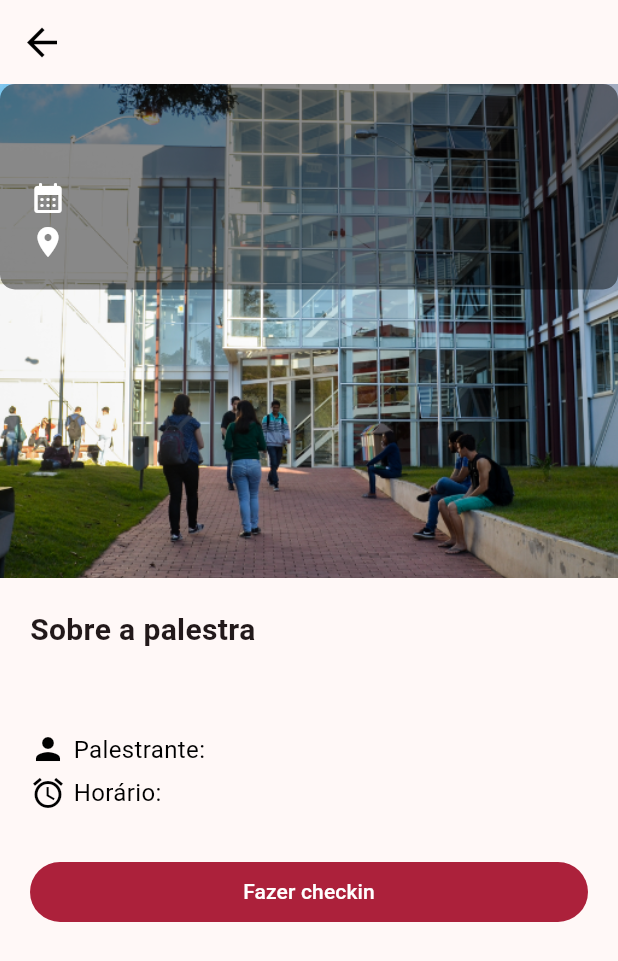
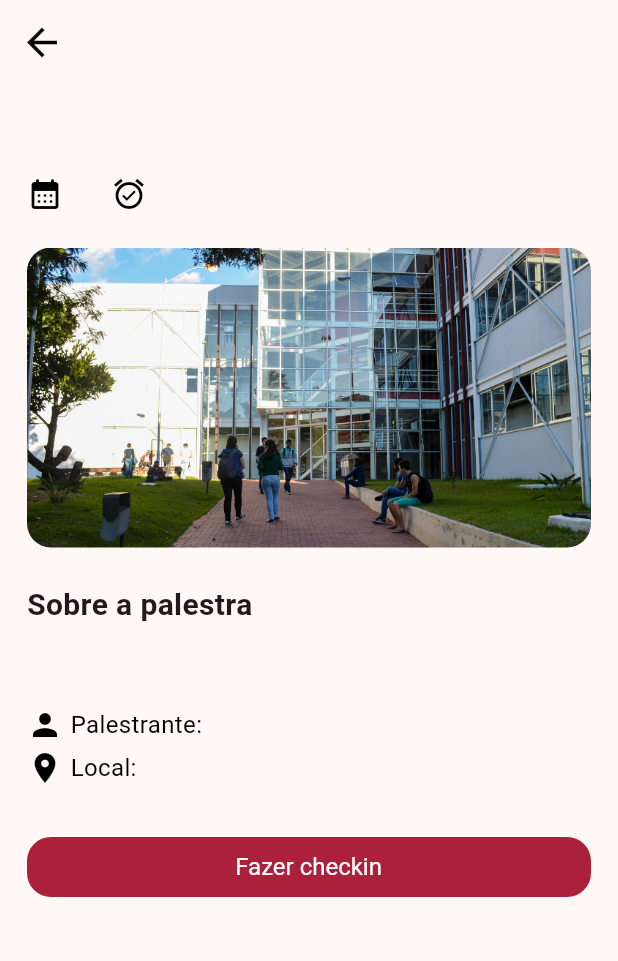
Before and after one commit to arthwho/CompuDECSI, a Flutter app: the DetailsPage screen opened directly with empty values, on a phone screen of 412 x 824 dp. Shown: the top 961 px of the screen. Run offline on Flutter 3.47's test engine with Material 3 defaults, Android fonts, the phone set to English and light mode, and no system bars; our stand-ins replace cloud_firestore, firebase_auth, firebase_core, firebase_storage, google_sign_in, image_picker and 1 more; missing offline and left inert: gif; accounts and stored records are empty.

```diff
--- a/lib/main.dart
+++ b/lib/main.dart
@@ -25,7 +25,7 @@ class MyApp extends StatelessWidget {
       theme: ThemeData(
         colorScheme: ColorScheme.fromSeed(seedColor: AppColors.primary),
       ),
-      home: BottomNav(),
+      home: SignUp(),
     );
   }
 }
--- a/lib/pages/detail_page.dart
+++ b/lib/pages/detail_page.dart
@@ -1,4 +1,5 @@
 import 'package:compudecsi/utils/variables.dart';
+import 'package:compudecsi/utils/widgets.dart';
 import 'package:flutter/material.dart';
 
 class DetailsPage extends StatefulWidget {
@@ -36,78 +37,46 @@ class _DetailsPageState extends State<DetailsPage> {
         ),
       ),
       body: Container(
+        margin: EdgeInsets.only(
+          left: AppSpacing.viewPortSide,
+          right: AppSpacing.viewPortSide,
+        ),
         child: Column(
           children: [
-            Stack(
-              children: [
-                Image.asset(
-                  'assets/icea.png',
-                  width: MediaQuery.of(context).size.width,
-                  fit: BoxFit.cover,
-                  height: MediaQuery.of(context).size.height / 2.5,
-                ),
-                Container(
-                  width: MediaQuery.of(context).size.width,
-                  height: MediaQuery.of(context).size.height / 2.5,
-                  child: Column(
-                    crossAxisAlignment: CrossAxisAlignment.start,
-                    mainAxisAlignment: MainAxisAlignment.spaceBetween,
-                    children: [
-                      Container(
-                        padding: EdgeInsets.all(20),
-                        width: MediaQuery.of(context).size.width,
-                        decoration: BoxDecoration(
-                          color: Colors.black45,
-                          borderRadius: BorderRadius.circular(10),
-                        ),
-                        child: Column(
-                          crossAxisAlignment: CrossAxisAlignment.start,
-                          children: [
-                            Text(
-                              widget.name!,
-                              style: TextStyle(
-                                color: Colors.white,
-                                fontSize: 20,
-                                fontWeight: FontWeight.bold,
-                              ),
-                            ),
-                            SizedBox(height: 15),
+            Text(widget.name!, style: AppTextStyle.title),
+            SizedBox(height: AppSpacing.md),
             Row(
               children: [
-                                Icon(
-                                  Icons.calendar_month_rounded,
-                                  color: Colors.white,
-                                ),
-                                SizedBox(width: 5),
-                                Text(
-                                  widget.date!,
-                                  style: TextStyle(color: Colors.white),
-                                ),
+                Row(
+                  children: [
+                    Icon(Icons.calendar_month_rounded, color: Colors.black),
+                    SizedBox(width: AppSpacing.sm),
+                    Text(widget.date!, style: AppTextStyle.body),
                   ],
                 ),
-                            SizedBox(height: 5),
+                SizedBox(width: AppSpacing.lg),
                 Row(
                   children: [
-                                Icon(Icons.location_on, color: Colors.white),
-                                SizedBox(width: 5),
-                                Text(
-                                  widget.local!,
-                                  style: TextStyle(color: Colors.white),
-                                ),
+                    Icon(Icons.alarm_on, color: Colors.black),
+                    SizedBox(width: AppSpacing.sm),
+                    Text(widget.time!, style: AppTextStyle.body),
                   ],
                 ),
               ],
             ),
-                      ),
-                    ],
+            SizedBox(height: AppSpacing.lg),
+            ClipRRect(
+              borderRadius: AppBorderRadius.md,
+              child: Image.asset(
+                'assets/icea.png',
+                width: MediaQuery.of(context).size.width,
+                fit: BoxFit.cover,
+                height: 200,
               ),
             ),
-              ],
-            ),
+            SizedBox(height: AppSpacing.lg),
             Container(
               width: MediaQuery.of(context).size.width,
-              height: MediaQuery.of(context).size.height / 2,
-              padding: EdgeInsets.all(20),
               child: Column(
                 crossAxisAlignment: CrossAxisAlignment.start,
                 children: [
@@ -140,15 +109,15 @@ class _DetailsPageState extends State<DetailsPage> {
                   SizedBox(height: 5),
                   Row(
                     children: [
-                      Icon(Icons.alarm, color: Colors.black),
+                      Icon(Icons.location_on, color: Colors.black),
                       SizedBox(width: 5),
                       Text(
-                        'Horário:',
+                        'Local:',
                         style: TextStyle(fontSize: 16, color: Colors.black),
                       ),
                       SizedBox(width: 5),
                       Text(
-                        widget.time!,
+                        widget.local!,
                         style: TextStyle(
                           fontSize: 16,
                           color: Colors.black,
@@ -160,7 +129,8 @@ class _DetailsPageState extends State<DetailsPage> {
                   SizedBox(height: 30),
                   SizedBox(
                     width: MediaQuery.of(context).size.width,
-                    child: FilledButton(
+                    child: PrimaryButton(
+                      text: 'Fazer checkin',
                       onPressed: () {
                         // TODO: Implement checkin functionality
                         ScaffoldMessenger.of(context).showSnackBar(
@@ -170,13 +140,6 @@ class _DetailsPageState extends State<DetailsPage> {
                           ),
                         );
                       },
-                      style: FilledButton.styleFrom(
-                        backgroundColor: AppColors.primary,
-                      ),
-                      child: Text(
-                        'Fazer checkin',
-                        style: TextStyle(color: Colors.white),
-                      ),
                     ),
                   ),
                 ],
--- a/lib/pages/home.dart
+++ b/lib/pages/home.dart
@@ -75,6 +75,7 @@ class _HomeState extends State<Home> {
             ? ListView.builder(
                 padding: EdgeInsets.zero,
                 shrinkWrap: true,
+                physics: NeverScrollableScrollPhysics(),
                 itemCount: snapshot.data.docs.length,
                 itemBuilder: (context, index) {
                   DocumentSnapshot ds = snapshot.data.docs[index];
--- a/lib/utils/variables.dart
+++ b/lib/utils/variables.dart
@@ -1,7 +1,8 @@
 import 'package:flutter/material.dart';
 
 class AppColors {
-  static Color primary = Color(0xffac213b);
+  static Color primary = Color(0xffAB203A);
+  static Color btnPrimary = Color(0xffAB203A);
   static Color black = Color(0xff262628);
   static Color white = Color(0xffFFFFFF);
   static Color blue = Color(0xff274560);
@@ -26,9 +27,16 @@ class AppSpacing {
   static double viewPortBottom = 20;
 }
 
+class AppSize {
+  static double sm = 8;
+  static double md = 16;
+  static double lg = 24;
+  static double xl = 32;
+  static double xxl = 64;
+}
+
 class AppBorderRadius {
-  static BorderRadius xsm = BorderRadius.circular(8);
-  static BorderRadius sm = BorderRadius.circular(12);
+  static BorderRadius sm = BorderRadius.circular(8);
   static BorderRadius md = BorderRadius.circular(16);
   static BorderRadius lg = BorderRadius.circular(24);
   static BorderRadius xl = BorderRadius.circular(32);
@@ -36,14 +44,46 @@ class AppBorderRadius {
 }
 
 class AppTextStyle {
+  static TextStyle title = TextStyle(
+    color: Colors.black,
+    fontSize: AppSize.xl,
+    fontWeight: FontWeight.bold,
+  );
+
   static TextStyle heading1 = TextStyle(
-    fontSize: 24,
+    fontSize: AppSize.lg,
+    fontWeight: FontWeight.bold,
+    color: AppColors.black,
+  );
+  static TextStyle subheading1 = TextStyle(
+    fontSize: AppSize.md,
     fontWeight: FontWeight.w700,
     color: AppColors.black,
   );
+
   static TextStyle heading2 = TextStyle(
-    fontSize: 20,
+    fontSize: AppSize.md,
     fontWeight: FontWeight.w700,
     color: AppColors.black,
   );
+
+  static TextStyle body = TextStyle(
+    fontSize: AppSize.md,
+    fontWeight: FontWeight.w400,
+    color: AppColors.black,
+  );
+  static TextStyle bodyBold = TextStyle(
+    fontSize: AppSize.md,
+    fontWeight: FontWeight.bold,
+    color: AppColors.black,
+  );
 }
+
+class AppButtonStyle {
+  static ButtonStyle btnPrimary = FilledButton.styleFrom(
+    backgroundColor: AppColors.btnPrimary,
+    foregroundColor: AppColors.white,
+    textStyle: AppTextStyle.body,
+    shape: RoundedRectangleBorder(borderRadius: AppBorderRadius.md),
+  );
+}
```
Also changed, not shown: lib/utils/widgets.dart (added, +154 -0 lines). Lines whose indentation alone changed are shown as unchanged.
